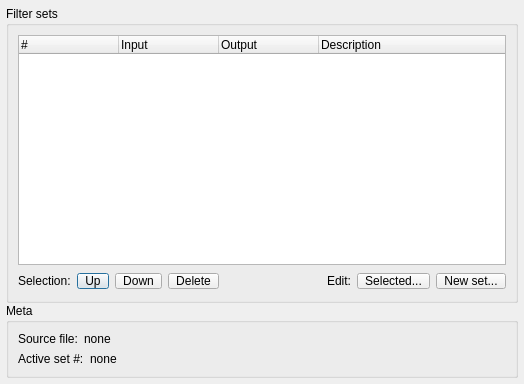
The window that src/display/qt/dialogs/ui/filter_sets_list_dialog.ui (mrehkopf/vcs) describes before a commit, drawn with Qt 5.
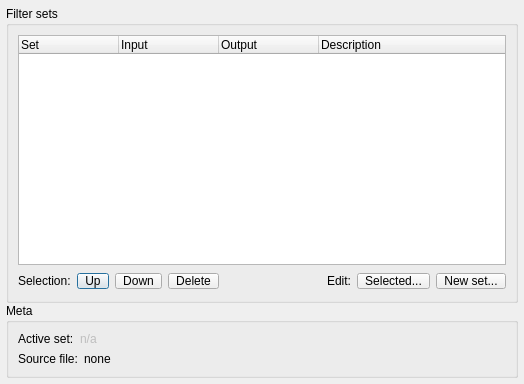
The same window after the commit.

```diff
--- a/src/display/qt/dialogs/ui/filter_sets_list_dialog.ui
+++ b/src/display/qt/dialogs/ui/filter_sets_list_dialog.ui
@@ -57,7 +57,7 @@
         </attribute>
         <column>
          <property name="text">
-          <string>#</string>
+          <string>Set</string>
          </property>
         </column>
         <column>
@@ -221,6 +221,39 @@
       <string>Meta</string>
      </property>
      <layout class="QVBoxLayout" name="verticalLayout_2">
+      <item>
+       <layout class="QHBoxLayout" name="horizontalLayout_2">
+        <item>
+         <widget class="QLabel" name="label">
+          <property name="sizePolicy">
+           <sizepolicy hsizetype="Maximum" vsizetype="Preferred">
+            <horstretch>0</horstretch>
+            <verstretch>0</verstretch>
+           </sizepolicy>
+          </property>
+          <property name="font">
+           <font>
+            <weight>50</weight>
+            <bold>false</bold>
+           </font>
+          </property>
+          <property name="text">
+           <string>Active set:</string>
+          </property>
+         </widget>
+        </item>
+        <item>
+         <widget class="QLabel" name="label_activeSet">
+          <property name="enabled">
+           <bool>false</bool>
+          </property>
+          <property name="text">
+           <string>n/a</string>
+          </property>
+         </widget>
+        </item>
+       </layout>
+      </item>
       <item>
        <layout class="QHBoxLayout" name="horizontalLayout_3" stretch="0,1">
         <item>
@@ -251,36 +284,6 @@
         </item>
        </layout>
       </item>
-      <item>
-       <layout class="QHBoxLayout" name="horizontalLayout_2">
-        <item>
-         <widget class="QLabel" name="label">
-          <property name="sizePolicy">
-           <sizepolicy hsizetype="Maximum" vsizetype="Preferred">
-            <horstretch>0</horstretch>
-            <verstretch>0</verstretch>
-           </sizepolicy>
-          </property>
-          <property name="font">
-           <font>
-            <weight>50</weight>
-            <bold>false</bold>
-           </font>
-          </property>
-          <property name="text">
-           <string>Active set #:</string>
-          </property>
-         </widget>
-        </item>
-        <item>
-         <widget class="QLabel" name="label_activeSet">
-          <property name="text">
-           <string>none</string>
-          </property>
-         </widget>
-        </item>
-       </layout>
-      </item>
      </layout>
     </widget>
    </item>
```
Left out of the diff: 2 changed lines with no effect on the pictures.
